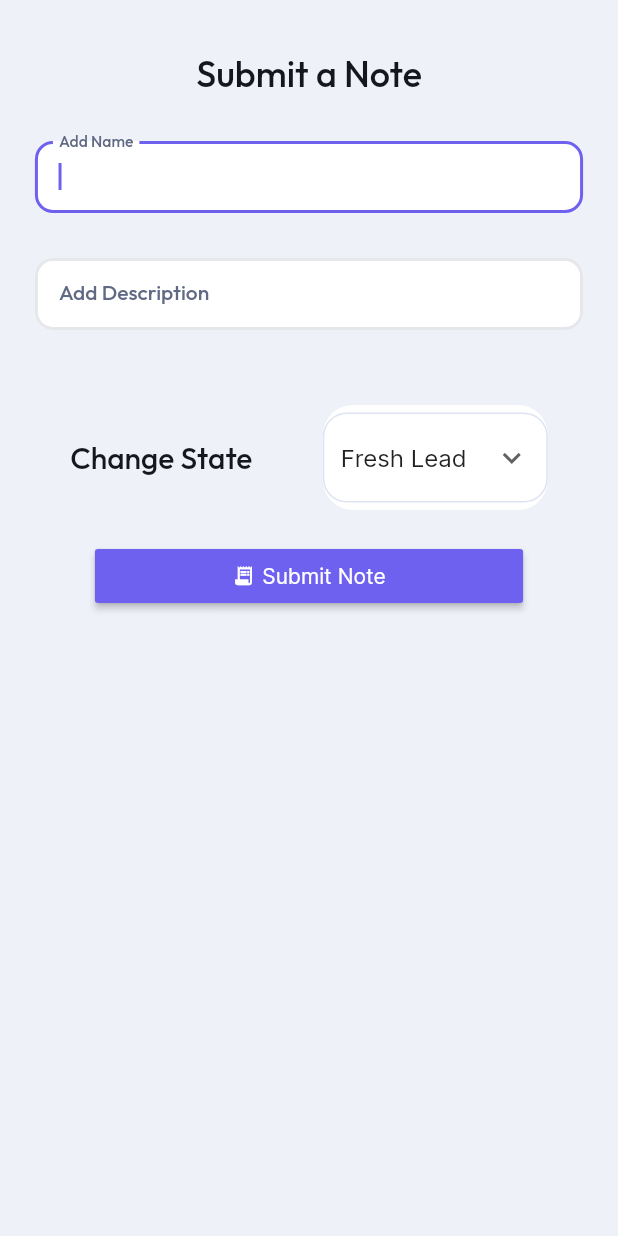
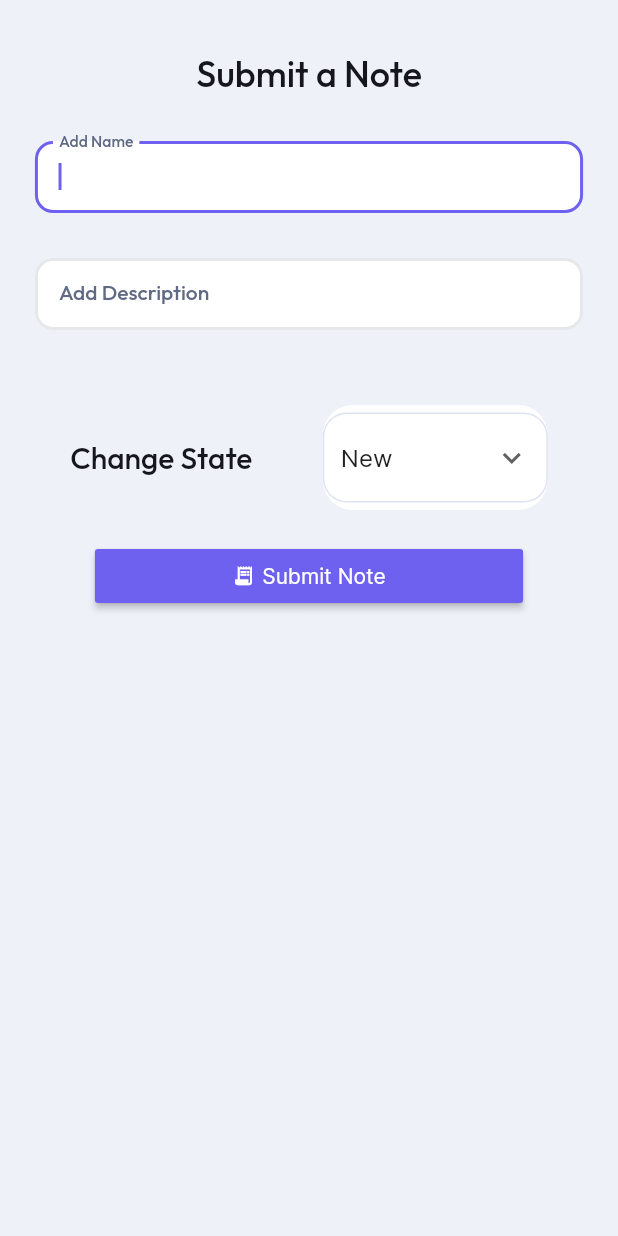
Before and after one commit to Abdelrahmann1/tracks_admin_app, a Flutter app: the AddLeadNote screen opened directly with empty values, after a tap on "Submit Note", on a phone screen of 412 x 824 dp. Run offline on Flutter 3.47's test engine with Material 2 defaults, Android fonts, the light colour scheme and no system bars; our stand-ins replace cloud_firestore, firebase_auth, firebase_core, flutter_svg, font_awesome_flutter, get and 4 more; missing offline and left inert: animated_button, pmvvm; accounts and stored records are empty; project files that could hold a hidden picture were left out.

Commit message:
GetX
GetX

```diff
--- /dev/null
+++ b/lib/controller/puplic.dart
@@ -0,0 +1,7 @@
+import 'package:get/get.dart' as GetX;
+
+
+class PublicController extends GetX.GetxController {
+  var uid;
+
+  }
--- a/lib/screens/Leads/add_lead_note.dart
+++ b/lib/screens/Leads/add_lead_note.dart
@@ -1,8 +1,12 @@
+
 import 'package:cloud_firestore/cloud_firestore.dart';
 import 'package:flutter/material.dart';
+import 'package:get/get.dart';
 import 'package:google_fonts/google_fonts.dart';
 import 'package:tracks_admin_app/extentions/padding_ext.dart';
 import 'package:tracks_admin_app/utils/app_colors.dart';
+
+import '../../controller/puplic.dart';
 
 class AddLeadNote extends StatefulWidget {
   final String status;
@@ -17,17 +21,20 @@ class _AddLeadNoteState extends State<AddLeadNote> {
   TextEditingController addNoteController = TextEditingController();
   TextEditingController addDescController = TextEditingController();
   final GlobalKey<FormState> _formKey = GlobalKey<FormState>();
+  PublicController publicController = Get.put((PublicController()));
 
   // Initial Selected Value
-  String dropdownvalue = 'Fresh Lead';
+  String dropdownvalue = 'New';
 
   // List of items in our dropdown menu
   var items = [
-    'Fresh Lead',
-    'Item 2',
-    'Item 3',
-    'Item 4',
-    'Item 5',
+    'New',
+    'Contacted',
+    'Unqualified',
+    'Interested',
+    'Negotiation',
+    'Trash',
+    'Done',
   ];
   @override
   Widget build(BuildContext context) {
@@ -214,15 +221,15 @@ class _AddLeadNoteState extends State<AddLeadNote> {
                   padding: const EdgeInsets.symmetric(vertical: 20, horizontal: 40),
                   child: MaterialButton(
                     onPressed: () async {
-                      final note = addNoteController.text;
+                      final note = "Leads";
                       final description = addDescController.text;
                       final endDate = '';
                       final location = '';
-                      final startDate = '';
+                      final startDate = DateTime.now().toString();
                       final pID = '';
-                      final status = '';
-                      final type = '';
-                      final userID = '';
+                      final status = dropdownvalue;
+                      final type = "FollowUp";
+                      final userID = publicController.uid;
                       if (note.isNotEmpty && description.isNotEmpty) {
                         final collectionRef =
                             FirebaseFirestore.instance.collection('Actions');
@@ -238,7 +245,7 @@ class _AddLeadNoteState extends State<AddLeadNote> {
                             'type': type,
                             'userID': userID,
                           });
-                          FirebaseFirestore.instance.collection("Leads").doc(widget.id).collection("FollowUps").doc(res.id).set(
+                          await FirebaseFirestore.instance.collection("Leads").doc(widget.id).collection("FollowUps").doc(res.id).set(
                               {
                                 "actionId":res.id
                               });
--- a/lib/screens/onboding/components/sign_in_form.dart
+++ b/lib/screens/onboding/components/sign_in_form.dart
@@ -3,11 +3,14 @@ import 'package:firebase_auth/firebase_auth.dart';
 import 'package:flutter/cupertino.dart';
 import 'package:flutter/material.dart';
 import 'package:flutter_svg/svg.dart';
+import 'package:get/get.dart';
 import 'package:google_fonts/google_fonts.dart';
 import 'package:rive/rive.dart';
 import 'package:shared_preferences/shared_preferences.dart';
 import 'package:tracks_admin_app/utils/app_colors.dart';
 import 'package:tracks_admin_app/utils/app_router.dart';
+
+import '../../../controller/puplic.dart';
 
 class SignInForm extends StatefulWidget {
   const SignInForm({
@@ -32,6 +35,8 @@ class _SignInFormState extends State<SignInForm> {
   late SMITrigger reset;
 
   late SMITrigger confetti;
+
+  PublicController publicController = Get.put((PublicController()));
 
   StateMachineController getRiveController(Artboard artboard) {
     StateMachineController? controller =
@@ -194,12 +199,14 @@ class _SignInFormState extends State<SignInForm> {
       isLogin = true;
     });
     try {
+
       String email = emailController.text;
       String password = passwordController.text;
       UserCredential userCredential = await FirebaseAuth.instance
       .signInWithEmailAndPassword(email: email, password: password);
       final prefs = await SharedPreferences.getInstance();
       await prefs.setString('uidToken', userCredential.user!.uid);
+      publicController.uid = userCredential.user!.uid;
       Navigator.pushNamedAndRemoveUntil(context, AppRouter.homeScreen, (Route<dynamic> route) => false);
     } on FirebaseAuthException catch (e) {
       switch (e.code) {
--- a/pubspec.yaml
+++ b/pubspec.yaml
@@ -49,6 +49,7 @@ dependencies:
   animated_button: ^0.2.0
   month_year_picker: ^0.3.0+1
   firebase_auth: ^4.12.1
+  get:
 
 dev_dependencies:
   flutter_test:
```
Also changed, not shown: pubspec.lock.
